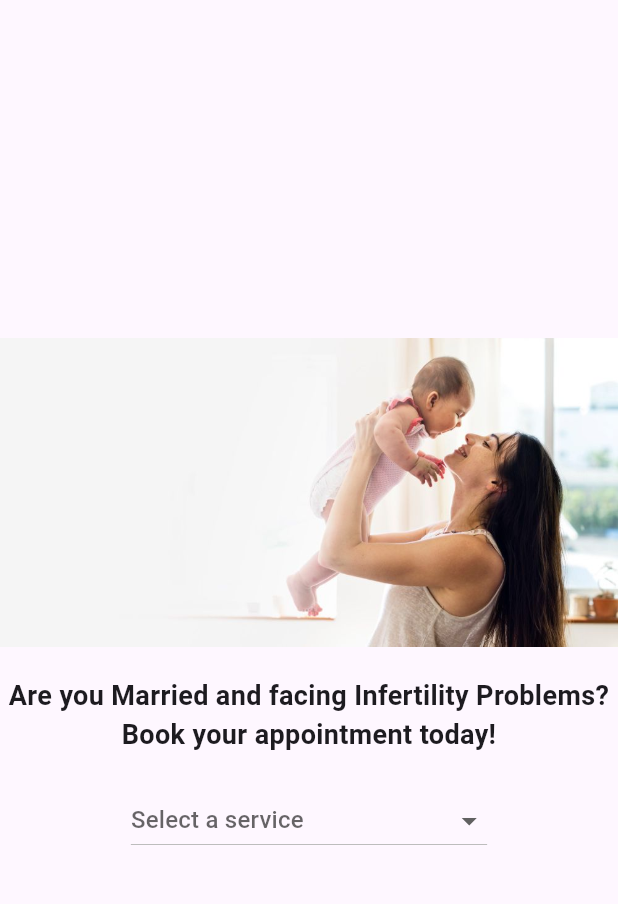
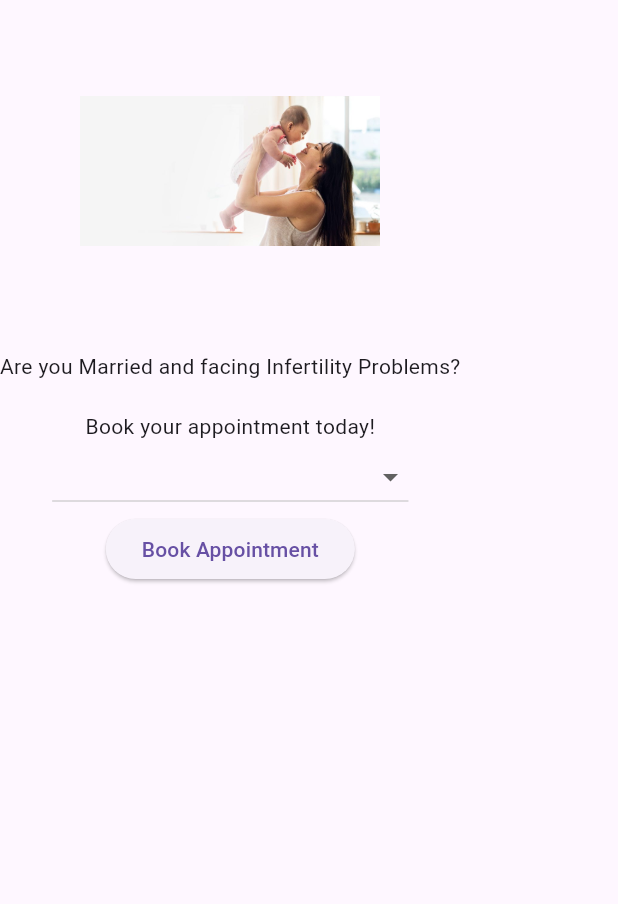
Before and after one commit to BroCodeByMinds/FertilityConsult, a Flutter app: the LandingScreen screen opened directly, on a phone screen of 412 x 824 dp, the part 63-967 px from its top. Run offline on Flutter 3.47's test engine with Material 3 defaults, Android fonts, the phone set to English and light mode, and no system bars; our stand-ins replace carousel_slider, shared_preferences; accounts and stored records are empty.

Commit message:
booking appointment in landing screen

```diff
--- a/fertility_consult/lib/Screens/landing_screen.dart
+++ b/fertility_consult/lib/Screens/landing_screen.dart
@@ -1,8 +1,61 @@
-import 'package:fertility_consult/Screens/registration_screen.dart';
 import 'package:fertility_consult/Utils/constants.dart';
+import 'package:fertility_consult/api/api_endpoints.dart';
 import 'package:flutter/material.dart';
+import 'package:http/http.dart' as http;
+import 'package:shared_preferences/shared_preferences.dart';
 
-class LandingScreen extends StatelessWidget {
+class LandingScreen extends StatefulWidget {
+  const LandingScreen({Key? key}) : super(key: key);
+
+  @override
+  _LandingScreenState createState() => _LandingScreenState();
+}
+
+class _LandingScreenState extends State<LandingScreen> {
+  String? _selectedService;
+
+  Future<void> _bookAppointment(BuildContext context, String selectedService) async {
+    SharedPreferences prefs = await SharedPreferences.getInstance();
+    String? name = prefs.getString('username');
+    String? email = prefs.getString('email');
+    String? token = prefs.getString('token');
+
+    if (name != null && email != null && token != null) {
+      Map<String, dynamic> requestData = {
+        'name': name,
+        'email': email,
+        'token': token,
+        'selectedService': selectedService,
+        // Add any additional data required by your backend API
+      };
+
+      String apiUrl = ApiEndpoints.bookAppointment;
+
+      try {
+        print(apiUrl);
+        print(requestData);
+        var response = await http.post(
+          Uri.parse(apiUrl),
+          body: requestData,
+        );
+
+        if (response.statusCode == 200) {
+          print('Appointment booked successfully');
+          // Handle success here (e.g., show a success message)
+        } else {
+          print('Failed to book appointment. Status code: ${response.statusCode}');
+          // Handle failure here (e.g., show an error message)
+        }
+      } catch (error) {
+        print('Exception during API call: $error');
+        // Handle exceptions (e.g., show an error message)
+      }
+    } else {
+      print('User details are missing');
+      // Handle missing user details
+    }
+  }
+
   @override
   Widget build(BuildContext context) {
     return Scaffold(
@@ -10,48 +63,44 @@ class LandingScreen extends StatelessWidget {
         title: const Text('Welcome to Fertility Consult'),
       ),
       body: Column(
-        mainAxisAlignment: MainAxisAlignment.center,
-        crossAxisAlignment: CrossAxisAlignment.center,
         children: [
           const Image(
-            image: AssetImage('assets/images/IVF_image3.jpeg'), // Replace with your welcome image asset
-            // Add image properties as needed
+            image: AssetImage('assets/images/IVF_image3.jpeg'), // Replace with your image asset
+            height: 200,
+            width: 200,
           ),
-          const SizedBox(height: 20), // Add spacing between image and text
+          const SizedBox(height: 20),
           const Text(
-            'Are you Married and facing Infertility Problems?\nBook your appointment today!',
+            'Are you Married and facing Infertility Problems?\n\nBook your appointment today!',
             textAlign: TextAlign.center,
-            style: TextStyle(
-              fontSize: 18,
-              fontWeight: FontWeight.bold,
-            ),
           ),
-          const SizedBox(height: 20), // Add spacing between text and dropdown
-          _buildDropdown(context),
+          DropdownButton<String>(
+            value: _selectedService,
+            onChanged: (newValue) {
+              setState(() {
+                _selectedService = newValue; // Update the selected service
+              });
+            },
+            items: Constants.reproductiveServices.map((String service) {
+              return DropdownMenuItem<String>(
+                value: service,
+                child: Text(service),
+              );
+            }).toList(),
+          ),
+          ElevatedButton(
+            onPressed: () {
+              if (_selectedService != null) {
+                _bookAppointment(context, _selectedService!);
+              } else {
+                print('Please select a service');
+                // Show a message to select a service
+              }
+            },
+            child: const Text('Book Appointment'),
+          ),
         ],
       ),
     );
   }
-
-  Widget _buildDropdown(BuildContext context) {
-    return DropdownButton<String>(
-      hint: const Text('Select a service'), // Placeholder text
-      items: Constants.reproductiveServices
-          .map((String service) {
-            return DropdownMenuItem<String>(
-              value: service,
-              child: Text(service),
-            );
-          })
-          .toList(),
-      onChanged: (String? selectedService) {
-        // Handle selected service
-        if (selectedService != null) {
-          // Perform actions based on the selected service
-          print('Selected service: $selectedService');
-          // Add logic for handling the selected service
-        }
-      },
-    );
-  }
 }
```
